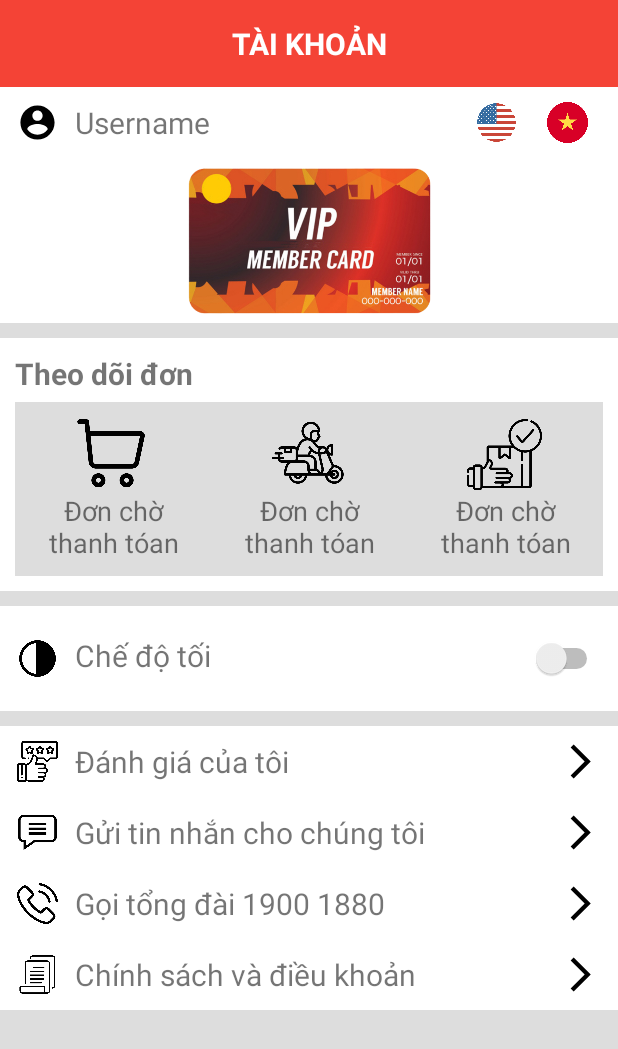
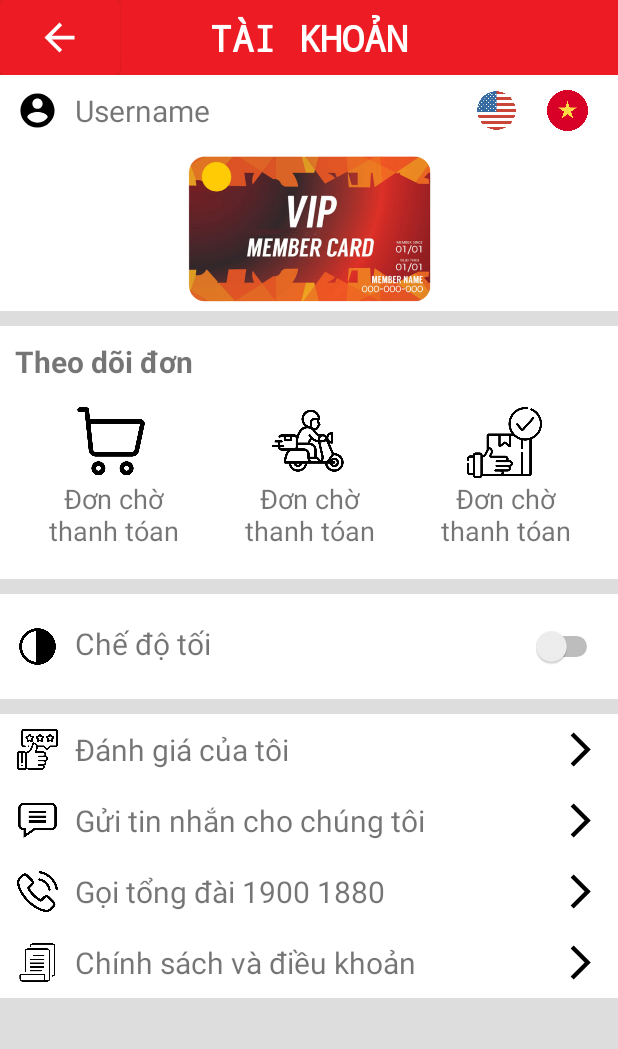
Before and after one commit to hoangvbm2808/LTDD2001_Nhom14, an Android app: the AccountActivity screen opened directly, with no data from a screen before it, on a phone screen of 412 x 824 dp. Shown: the top 1049 px of the screen. Run offline under Robolectric (Android 15) with nearby library versions, the phone set to English and light mode, and no system bars.

```diff
--- a/app/src/main/java/com/example/farmmarket/AccountActivity.java
+++ b/app/src/main/java/com/example/farmmarket/AccountActivity.java
@@ -1,16 +1,28 @@
 package com.example.farmmarket;
 
+import androidx.activity.OnBackPressedCallback;
 import androidx.appcompat.app.AppCompatActivity;
 
+import android.content.Intent;
 import android.os.Bundle;
+import android.view.View;
+import android.widget.Button;
+import android.widget.ImageView;
 
 public class AccountActivity extends AppCompatActivity {
-
+    Button btnBack;
     @Override
     protected void onCreate(Bundle savedInstanceState) {
         super.onCreate(savedInstanceState);
         setContentView(R.layout.activity_account);
 
+        btnBack = (Button) findViewById(R.id.btnBack);
+        btnBack.setOnClickListener(new View.OnClickListener() {
+            @Override
+            public void onClick(View v) {
+                startActivity(new Intent(AccountActivity.this, MainActivity.class));
+            }
+        });
     }
 
 
--- a/app/src/main/java/com/example/farmmarket/MainActivity.java
+++ b/app/src/main/java/com/example/farmmarket/MainActivity.java
@@ -57,6 +57,7 @@ public class MainActivity extends AppCompatActivity {
                 }
                 if (item.getItemId() == R.id.menuAccount ) {
                     startActivity(new Intent(MainActivity.this, AccountActivity.class));
+
                     return true;
                 }
                 return false;
--- /dev/null
+++ b/app/src/main/res/drawable/baseline_arrow_back_24.xml
@@ -0,0 +1,5 @@
+<vector android:autoMirrored="true" android:height="24dp"
+    android:tint="#ffffff" android:viewportHeight="24"
+    android:viewportWidth="24" android:width="24dp" xmlns:android="http://schemas.android.com/apk/res/android">
+    <path android:fillColor="@android:color/white" android:pathData="M20,11H7.83l5.59,-5.59L12,4l-8,8 8,8 1.41,-1.41L7.83,13H20v-2z"/>
+</vector>
--- a/app/src/main/res/layout/activity_account.xml
+++ b/app/src/main/res/layout/activity_account.xml
@@ -4,162 +4,181 @@
     xmlns:tools="http://schemas.android.com/tools"
     android:layout_width="match_parent"
     android:layout_height="match_parent"
-    android:orientation="vertical"
     android:background="#DDDDDD	"
-    >
+    android:orientation="vertical">
 
     <LinearLayout
         android:layout_width="match_parent"
         android:layout_height="wrap_content"
-        android:orientation="horizontal"
-        >
-        <TextView
+        android:background="#ed1c24"
+        android:orientation="horizontal">
+
+        <Button
+            android:id="@+id/btnBack"
+            android:layout_width="80dp"
+            android:layout_height="50dp"
+            android:backgroundTint="#ed1c24"
+            android:insetTop="0dp"
+            android:insetBottom="0dp"
+            android:minWidth="0dip"
+            android:minHeight="0dip"
+            android:pointerIcon="zoom_in"
+            android:textColorLink="#ffffff"
+            app:icon="@drawable/baseline_arrow_back_24"
+            app:iconGravity="textStart"
+            app:iconPadding="0dp"
+            app:iconSize="30sp" />
+
+        <LinearLayout
             android:layout_width="match_parent"
-            android:layout_height="wrap_content"
-            android:text="TÀI KHOẢN"
-            android:textStyle="bold"
-            android:textSize="20sp"
-            android:paddingTop="15dp"
-            android:paddingBottom="15dp"
-            android:textAlignment="center"
+            android:layout_height="match_parent"
             android:gravity="center"
-            android:textColor="@color/white"
-            android:background="#F44336">
-        </TextView>
+            android:orientation="horizontal">
+
+            <TextView
+                android:id="@+id/textView3"
+                android:layout_width="wrap_content"
+                android:layout_height="wrap_content"
+                android:layout_gravity="center"
+                android:background="#ed1c24"
+                android:fontFamily="monospace"
+                android:text="TÀI KHOẢN"
+                android:textColor="#ffffff"
+                android:textSize="24sp"
+                android:textStyle="bold"
+                android:translationX="-40dp" />
+        </LinearLayout>
+
     </LinearLayout>
 
     <!--NAME ACCOUNT-->
     <LinearLayout
         android:layout_width="match_parent"
         android:layout_height="wrap_content"
+        android:background="@color/white"
         android:orientation="horizontal"
-        android:padding="10dp"
-        android:background="@color/white">
+        android:padding="10dp">
+
         <ImageView
             android:layout_width="30dp"
             android:layout_height="match_parent"
-            android:src="@drawable/baseline_account_circle_24">
-        </ImageView>
+            android:src="@drawable/baseline_account_circle_24"></ImageView>
+
         <TextView
-            android:layout_weight="2"
             android:layout_width="wrap_content"
             android:layout_height="wrap_content"
+            android:layout_marginLeft="10dp"
+            android:layout_weight="2"
             android:text="Username"
-            android:textSize="20sp"
-            android:layout_marginLeft="10dp"
-            >
-        </TextView>
+            android:textSize="20sp"></TextView>
+
         <ImageView
-            android:layout_weight="0.5"
             android:layout_width="5dp"
             android:layout_height="match_parent"
-            android:src="@drawable/circle">
-        </ImageView>
+            android:layout_weight="0.5"
+            android:src="@drawable/circle"></ImageView>
 
         <ImageView
-            android:layout_weight="0.5"
             android:layout_width="5dp"
             android:layout_height="match_parent"
-            android:src="@drawable/vietnam">
-        </ImageView>
+            android:layout_weight="0.5"
+            android:src="@drawable/vietnam"></ImageView>
     </LinearLayout>
 
     <!-- MEMBERSHIP_CARD -->
     <ImageView
         android:layout_width="match_parent"
         android:layout_height="110dp"
-        android:src="@drawable/card"
-        android:background="@color/white">
-    </ImageView>
+        android:background="@color/white"
+        android:src="@drawable/card"></ImageView>
 
     <!--THEO DOI DON HANG-->
     <LinearLayout
         android:layout_width="match_parent"
         android:layout_height="wrap_content"
+        android:layout_marginTop="10dp"
         android:background="@color/white"
-        android:padding="10dp"
         android:orientation="vertical"
-        android:layout_marginTop="10dp">
+        android:padding="10dp">
+
         <TextView
             android:layout_width="match_parent"
             android:layout_height="wrap_content"
             android:text="Theo dõi đơn"
             android:textSize="20sp"
-            android:textStyle="bold">
-        </TextView>
+            android:textStyle="bold"></TextView>
+
         <LinearLayout
             android:layout_width="match_parent"
             android:layout_height="wrap_content"
-            android:orientation="horizontal"
-            android:background="#DDDDDD"
             android:layout_marginTop="5dp"
-            >
+            android:background="#ffffff"
+            android:orientation="horizontal">
+
             <LinearLayout
-                android:layout_weight="1"
                 android:layout_width="wrap_content"
                 android:layout_height="wrap_content"
-                android:orientation="vertical"
-                android:layout_margin="10dp">
+                android:layout_margin="10dp"
+                android:layout_weight="1"
+                android:orientation="vertical">
+
                 <ImageView
                     android:layout_width="50dp"
                     android:layout_height="50dp"
-                    android:src = "@drawable/cart"
-                    android:layout_gravity="center_horizontal">
-                </ImageView>
+                    android:layout_gravity="center_horizontal"
+                    android:src="@drawable/cart"></ImageView>
+
                 <TextView
-                    android:layout_weight="1"
                     android:layout_width="wrap_content"
                     android:layout_height="wrap_content"
+                    android:layout_weight="1"
                     android:text="Đơn chờ thanh tóan"
-                    android:textSize="18sp"
-                    android:textAlignment="center">
-                </TextView>
+                    android:textAlignment="center"
+                    android:textSize="18sp"></TextView>
             </LinearLayout>
+
             <LinearLayout
-                android:layout_weight="1"
                 android:layout_width="wrap_content"
                 android:layout_height="wrap_content"
-                android:orientation="vertical"
-                android:layout_margin="10dp">
+                android:layout_margin="10dp"
+                android:layout_weight="1"
+                android:orientation="vertical">
+
                 <ImageView
                     android:layout_width="50dp"
                     android:layout_height="50dp"
-                    android:src="@drawable/delivery"
                     android:layout_gravity="center_horizontal"
-                    >
-                </ImageView>
+                    android:src="@drawable/delivery"></ImageView>
+
                 <TextView
-                    android:layout_weight="1"
                     android:layout_width="wrap_content"
                     android:layout_height="wrap_content"
+                    android:layout_weight="1"
                     android:text="Đơn chờ thanh tóan"
-                    android:textSize="18sp"
                     android:textAlignment="center"
-                    >
-                </TextView>
+                    android:textSize="18sp"></TextView>
             </LinearLayout>
+
             <LinearLayout
-                android:layout_weight="1"
                 android:layout_width="wrap_content"
                 android:layout_height="wrap_content"
-                android:orientation="vertical"
-                android:layout_margin="10dp">
+                android:layout_margin="10dp"
+                android:layout_weight="1"
+                android:orientation="vertical">
+
                 <ImageView
                     android:layout_width="50dp"
                     android:layout_height="50dp"
-                    android:src="@drawable/delivered"
                     android:layout_gravity="center_horizontal"
-                    >
-                </ImageView>
+                    android:src="@drawable/delivered"></ImageView>
+
                 <TextView
-                    android:layout_weight="1"
                     android:layout_width="wrap_content"
                     android:layout_height="wrap_content"
+                    android:layout_weight="1"
                     android:text="Đơn chờ thanh tóan"
-                    android:textSize="18sp"
                     android:textAlignment="center"
-                    >
-                </TextView>
+                    android:textSize="18sp"></TextView>
             </LinearLayout>
         </LinearLayout>
     </LinearLayout>
@@ -167,29 +186,29 @@
     <LinearLayout
         android:layout_width="match_parent"
         android:layout_height="wrap_content"
+        android:layout_marginTop="10dp"
+        android:background="@color/white"
         android:orientation="horizontal"
-        android:layout_marginTop="10dp"
-        android:padding="10dp"
-        android:background="@color/white">
+        android:padding="10dp">
+
         <ImageView
             android:layout_width="30dp"
             android:layout_height="match_parent"
-            android:src="@drawable/mode">
-        </ImageView>
+            android:src="@drawable/mode"></ImageView>
+
         <TextView
-            android:layout_weight="2"
             android:layout_width="wrap_content"
             android:layout_height="wrap_content"
+            android:layout_marginLeft="10dp"
+            android:layout_weight="2"
             android:text="Chế độ tối"
-            android:textSize="20sp"
-            android:layout_marginLeft="10dp">
-        </TextView>
+            android:textSize="20sp"></TextView>
         <!--Nut switch-->
         <Switch
+            android:layout_width="50dp"
+            android:layout_height="50dp"
             android:layout_weight="2"
-            android:gravity="center"
-            android:layout_width="50dp"
-            android:layout_height="50dp">
+            android:gravity="center">
 
         </Switch>
     </LinearLayout>
@@ -197,28 +216,28 @@
     <LinearLayout
         android:layout_width="match_parent"
         android:layout_height="wrap_content"
+        android:layout_marginTop="10dp"
+        android:background="@color/white"
         android:orientation="horizontal"
-        android:layout_marginTop="10dp"
-        android:padding="10dp"
-        android:background="@color/white">
+        android:padding="10dp">
+
         <ImageView
             android:layout_width="30dp"
             android:layout_height="match_parent"
-            android:src="@drawable/evaluate">
-        </ImageView>
+            android:src="@drawable/evaluate"></ImageView>
+
         <TextView
-            android:layout_weight="2"
             android:layout_width="wrap_content"
             android:layout_height="wrap_content"
+            android:layout_marginLeft="10dp"
+            android:layout_weight="2"
             android:text="Đánh giá của tôi"
-            android:textSize="20sp"
-            android:layout_marginLeft="10dp">
-        </TextView>
+            android:textSize="20sp"></TextView>
+
         <ImageView
             android:layout_width="30dp"
             android:layout_height="match_parent"
-            android:src="@drawable/baseline_arrow_forward_ios_24">
-        </ImageView>
+            android:src="@drawable/baseline_arrow_forward_ios_24"></ImageView>
     </LinearLayout>
     <!-- Gui tin nhan -->
     <LinearLayout
@@ -300,5 +319,4 @@
     </LinearLayout>
 
 
-
 </LinearLayout>
--- a/app/src/main/res/layout/fragment_category.xml
+++ b/app/src/main/res/layout/fragment_category.xml
@@ -6,31 +6,33 @@
     tools:context=".HomeFragment">
 
 
+    <LinearLayout
+        android:layout_width="match_parent"
+        android:layout_height="match_parent"
+        android:orientation="vertical">
+
         <TextView
             android:id="@+id/txtCategory"
-                    android:layout_width="219dp"
-                    android:layout_height="50dp"
-                    android:textStyle="bold"
-                    android:layout_alignParentStart="true"
-                    android:layout_alignParentTop="true"
-                    android:layout_alignParentEnd="true"
-                    android:layout_marginStart="23dp"
+            android:layout_width="match_parent"
+            android:layout_height="wrap_content"
             android:layout_marginTop="10dp"
-                    android:layout_marginEnd="169dp"
-                    android:layout_marginBottom="101dp"
+            android:layout_marginBottom="10dp"
+            android:paddingStart="20dp"
             android:text="Danh mục"
             android:textColor="@color/black"
-                    android:textSize="24sp" />
+            android:textSize="24sp"
+            android:textStyle="bold" />
 
         <androidx.recyclerview.widget.RecyclerView
             android:id="@+id/listCategory"
             android:layout_width="match_parent"
             android:layout_height="match_parent"
-                    android:layout_below="@+id/txtCategory"
-                    android:layout_alignParentBottom="true"
-                    android:layout_marginTop="-110dp"
-                    android:layout_marginBottom="0dp" />
+            android:clipToPadding="false"
+            android:paddingBottom="100dp">
 
+        </androidx.recyclerview.widget.RecyclerView>
+
+    </LinearLayout>
 
 
 </RelativeLayout>
```
Lines whose indentation alone changed are shown as unchanged.
